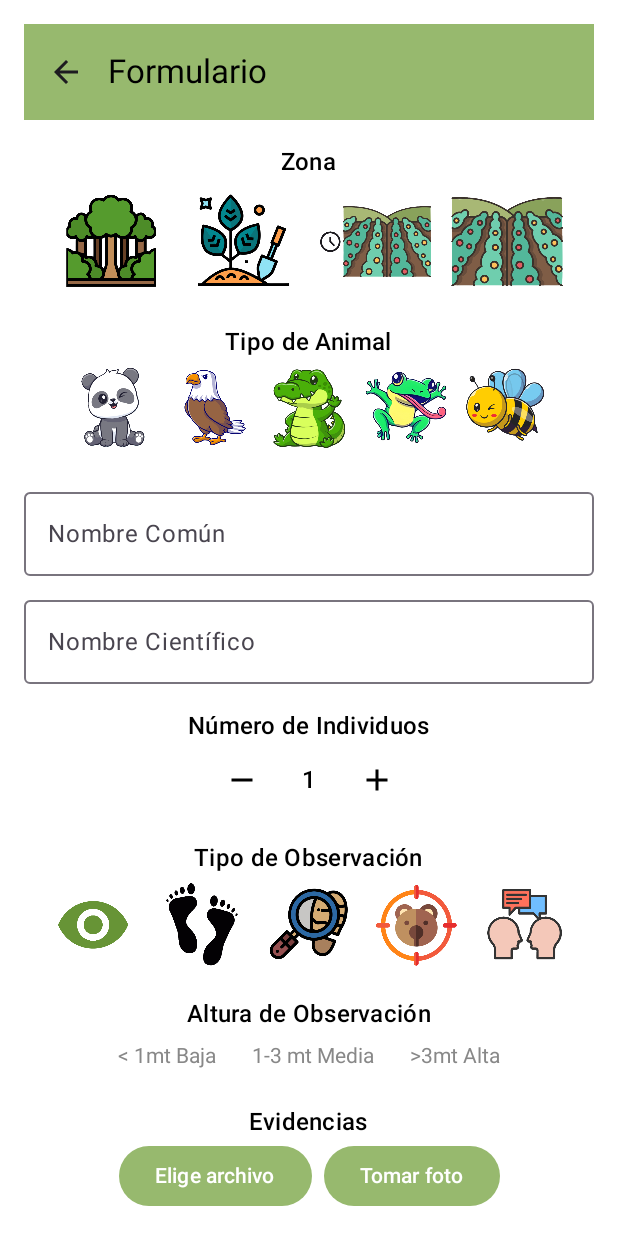
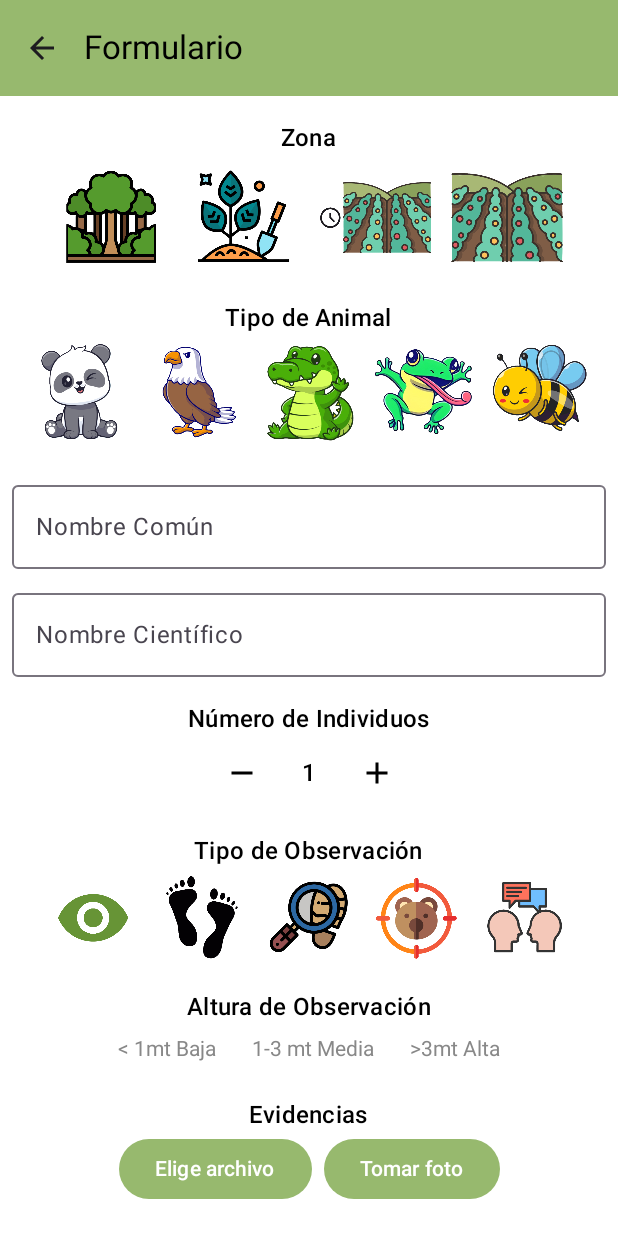
Before and after one commit to 4xlRose/Koalandroid, an Android app built with Jetpack Compose: the @Preview function PreviewFormularioScreen, on a phone screen of 412 x 824 dp. Run offline under Robolectric (Android 15) with nearby library versions, the phone set to English and light mode, and no system bars.

Commit message:
Diseño del formulario

```diff
--- a/app/src/main/java/com/example/koadex/Views/FormularioSegumiento.kt
+++ b/app/src/main/java/com/example/koadex/Views/FormularioSegumiento.kt
@@ -36,7 +36,7 @@ fun FormularioScreen() {
         modifier = Modifier
             .fillMaxSize()
             .background(Color(0xFFFFFFFF))
-            .padding(16.dp),
+            .padding(0.dp),
         horizontalAlignment = Alignment.CenterHorizontally
     ) {
         TopAppBar(
@@ -78,12 +78,16 @@ fun FormularioScreen() {
             value = "", onValueChange = { /* Actualizar estado */ },
             label = { Text("Nombre Común") },
             modifier = Modifier.fillMaxWidth()
+                .padding(horizontal = 8.dp)
+
         )
         Spacer(modifier = Modifier.height(8.dp))
         OutlinedTextField(
             value = "", onValueChange = { /* Actualizar estado */ },
             label = { Text("Nombre Científico") },
             modifier = Modifier.fillMaxWidth()
+                .padding(horizontal = 8.dp)
+
         )
 
         Spacer(modifier = Modifier.height(16.dp))
@@ -210,7 +214,7 @@ fun TipoAnimalButton(text: String, isSelected: Boolean, iconRes: Int, onClick: (
         painter = painterResource(id = iconRes),
         contentDescription = text,
         modifier = Modifier
-            .size(64.dp) // Tamaño reducido
+            .size(75.dp) // Tamaño reducido
             .background(if (isSelected) Color(0xFF97B96E) else Color.Transparent)
             .padding(4.dp)
             .clickable(onClick = onClick)
```
